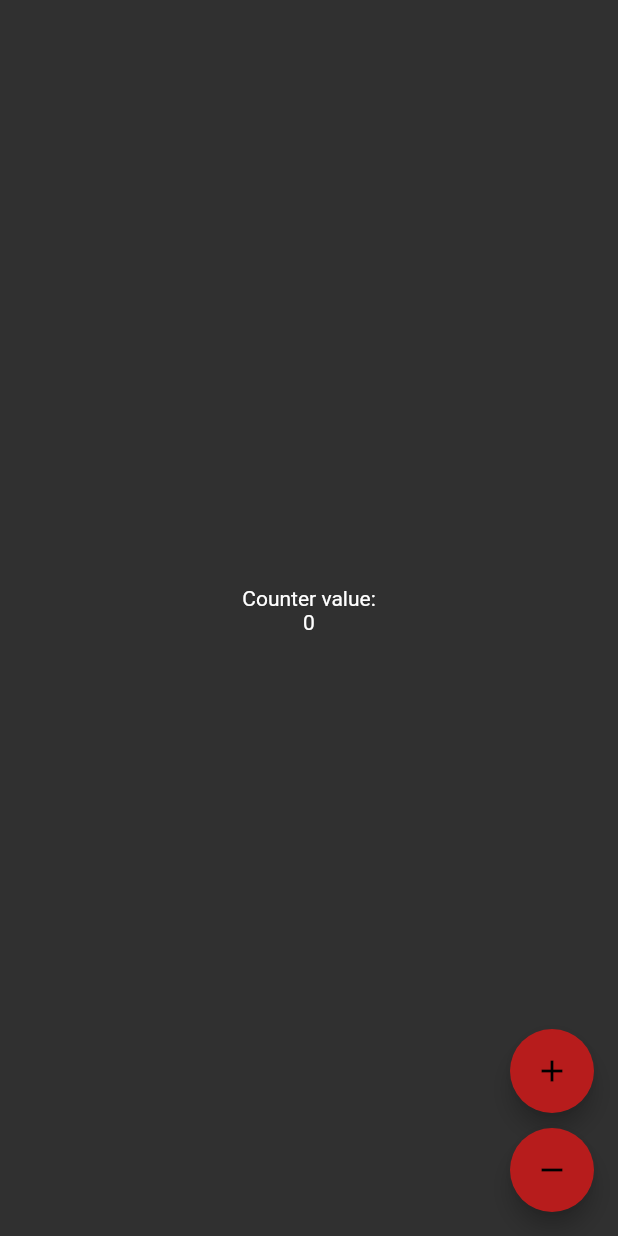
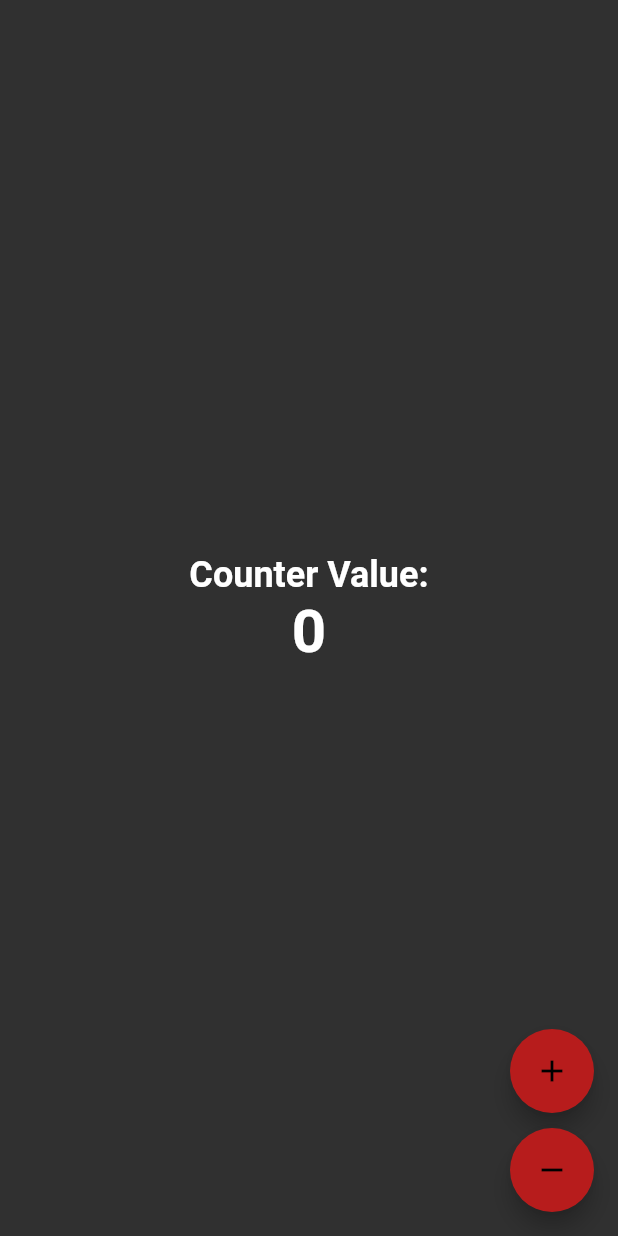
Before and after one commit to ykhiari/counter-app, a Flutter app: the screen it shows after launch, on a phone screen of 412 x 824 dp. Run offline on Flutter 3.47's test engine with Material 2 defaults, Android fonts, the phone set to English and light mode, and no system bars; our stand-ins replace flutter_bloc.

Commit message:
style the app

```diff
--- a/lib/main.dart
+++ b/lib/main.dart
@@ -36,9 +36,15 @@ class HomePage extends StatelessWidget {
         child: Column(
           mainAxisAlignment: MainAxisAlignment.center,
           children: [
-            const Text('Counter value:'),
-            Text(context.select(
-                (CounterCubit cubit) => cubit.state.counterValue.toString())),
+            const Text(
+              'Counter Value:',
+              style: TextStyle(fontSize: 24, fontWeight: FontWeight.bold),
+            ),
+            Text(
+                context.select((CounterCubit cubit) =>
+                    cubit.state.counterValue.toString()),
+                style:
+                    const TextStyle(fontSize: 40, fontWeight: FontWeight.bold)),
             const SizedBox(
               height: 10,
             ),
```
